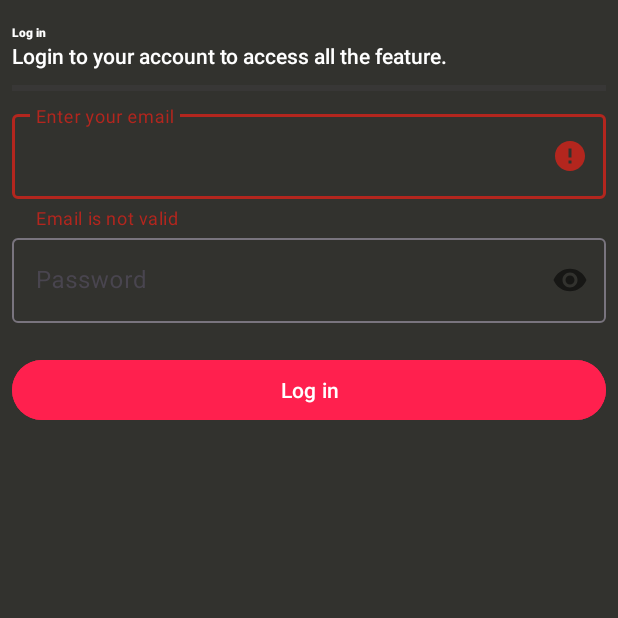
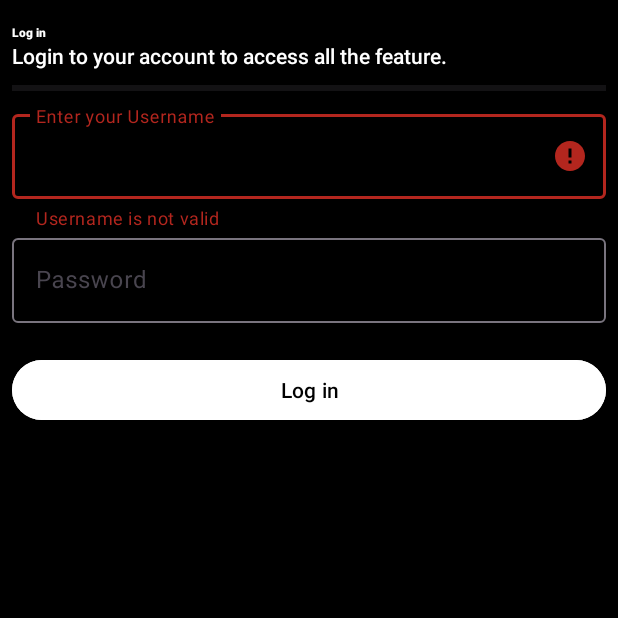
Before and after one commit to Baharudin78/HardwareTracking, an Android app: the screen it shows after launch (LoginActivity), after a tap on "Log in", on a phone screen of 412 x 824 dp, the top half of it. Run offline under Robolectric (Android 15) with nearby library versions, the phone set to English and light mode, and no system bars; our stand-ins replace Dagger/Hilt's generated code; libraries missing offline, so code that uses them is left out: com.chuckerteam.chucker; 1 statement that could not run was skipped.

Commit message:
update bug

```diff
--- a/app/src/main/java/com/tracking/hardwaretracking/feature/login/presentation/LoginActivity.kt
+++ b/app/src/main/java/com/tracking/hardwaretracking/feature/login/presentation/LoginActivity.kt
@@ -21,6 +21,7 @@ import com.tracking.hardwaretracking.util.Constants.HOME_EXTRA
 import com.tracking.hardwaretracking.util.Constants.MIN_PASSWORD_LENGTH
 import com.tracking.hardwaretracking.util.ext.gone
 import com.tracking.hardwaretracking.util.ext.isEmail
+import com.tracking.hardwaretracking.util.ext.setSafeOnClickListener
 import com.tracking.hardwaretracking.util.ext.showGenericAlertDialog
 import com.tracking.hardwaretracking.util.ext.showToast
 import com.tracking.hardwaretracking.util.ext.visible
@@ -49,7 +50,7 @@ class LoginActivity : AppCompatActivity() {
     }
 
     private fun login() {
-        binding.loginButton.setOnClickListener {
+        binding.loginButton.setSafeOnClickListener {
             val username = binding.emailEditText.text.toString().trim()
             val password = binding.passwordEditText.text.toString().trim()
             if (validate(username, password)) {
@@ -60,9 +61,9 @@ class LoginActivity : AppCompatActivity() {
     }
 
 
-    private fun validate(email: String, password: String): Boolean {
+    private fun validate(username: String, password: String): Boolean {
         resetAllInputError()
-        if (!email.isEmail()) {
+        if (!username.isNotEmpty()) {
             setEmailError(getString(R.string.error_email_not_valid))
             return false
         }
@@ -119,6 +120,12 @@ class LoginActivity : AppCompatActivity() {
     }
 
     private suspend fun handleSuccessLogin(loginEntity: LoginDomain) {
+        when (loginEntity.role) {
+            "super admin" -> {
+                showToast("Super admin tidak bisa login")
+            }
+
+            else -> {
                 loginEntity.token.takeIf { it.isNotEmpty() }?.let { token ->
                     coroutineScope {
                         launch {
@@ -143,6 +150,8 @@ class LoginActivity : AppCompatActivity() {
 
                 goToMainActivity()
             }
+        }
+    }
 
 
     private fun goToMainActivity() {
--- /dev/null
+++ b/app/src/main/java/com/tracking/hardwaretracking/util/ext/ButtonExt.kt
@@ -0,0 +1,25 @@
+package com.tracking.hardwaretracking.util.ext
+
+import android.os.SystemClock
+import android.view.View
+
+fun View.setSafeOnClickListener(onSafeClick: (View) -> Unit) {
+    val safeClickListener = SafeClickListener {
+        onSafeClick(it)
+    }
+    setOnClickListener(safeClickListener)
+}
+
+class SafeClickListener(
+    private var defaultInterval: Int = 1000,
+    private val onSafeCLick: (View) -> Unit,
+) : View.OnClickListener {
+    private var lastTimeClicked: Long = 0
+    override fun onClick(v: View) {
+        if (SystemClock.elapsedRealtime() - lastTimeClicked < defaultInterval) {
+            return
+        }
+        lastTimeClicked = SystemClock.elapsedRealtime()
+        onSafeCLick(v)
+    }
+}
--- a/app/src/main/res/layout/activity_custom_splash.xml
+++ b/app/src/main/res/layout/activity_custom_splash.xml
@@ -4,7 +4,7 @@
     xmlns:tools="http://schemas.android.com/tools"
     android:layout_width="match_parent"
     android:layout_height="match_parent"
-    android:background="@color/dark_blue_primary"
+    android:background="@color/black"
     tools:context=".feature.splash.CustomSplashActivity">
 
     <ImageView
--- a/app/src/main/res/layout/activity_hardware.xml
+++ b/app/src/main/res/layout/activity_hardware.xml
@@ -4,7 +4,7 @@
     xmlns:tools="http://schemas.android.com/tools"
     android:layout_width="match_parent"
     android:layout_height="match_parent"
-    android:background="@color/neutral_80"
+    android:background="@color/black"
     tools:context=".feature.hardware.HardwareActivity">
 
     <com.google.android.material.appbar.AppBarLayout
--- a/app/src/main/res/layout/activity_login.xml
+++ b/app/src/main/res/layout/activity_login.xml
@@ -2,7 +2,7 @@
 <RelativeLayout
     xmlns:android="http://schemas.android.com/apk/res/android"
     xmlns:app="http://schemas.android.com/apk/res-auto"
-    android:background="@color/neutral_80"
+    android:background="@color/black"
     android:layout_width="match_parent"
     android:layout_height="match_parent">
 
@@ -69,10 +69,11 @@
                 android:layout_height="wrap_content"/>
         </com.google.android.material.textfield.TextInputLayout>
 
-        <com.google.android.material.button.MaterialButton
+        <Button
             android:layout_width="match_parent"
             android:id="@+id/login_button"
-            android:backgroundTint="@color/red_primary"
+            android:textColor="@color/black"
+            android:backgroundTint="@color/white"
             android:text="@string/button_text_login"
             android:layout_height="wrap_content"/>
 
--- a/app/src/main/res/layout/activity_main.xml
+++ b/app/src/main/res/layout/activity_main.xml
@@ -3,7 +3,7 @@
     xmlns:app="http://schemas.android.com/apk/res-auto"
     android:layout_width="match_parent"
     android:layout_height="match_parent"
-    android:background="@color/neutral_80">
+    android:background="@color/black">
 
     <com.google.android.material.appbar.AppBarLayout
         android:layout_width="match_parent"
--- a/app/src/main/res/layout/activity_scan.xml
+++ b/app/src/main/res/layout/activity_scan.xml
@@ -4,7 +4,7 @@
     xmlns:tools="http://schemas.android.com/tools"
     android:layout_width="match_parent"
     android:layout_height="match_parent"
-    android:background="@color/neutral_80"
+    android:background="@color/black"
     tools:context=".feature.scan.ScanActivity">
 
     <com.google.android.material.button.MaterialButton
--- a/app/src/main/res/values/strings.xml
+++ b/app/src/main/res/values/strings.xml
@@ -11,12 +11,12 @@
     <string name="hello_second_fragment">Hello second fragment. Arg: %1$s</string>
     <string name="header_login">Log in</string>
     <string name="header_desc_login">Login to your account to access all the feature.</string>
-    <string name="hint_login_email_edit_text">Enter your email</string>
+    <string name="hint_login_email_edit_text">Enter your Username</string>
     <string name="hint_login_password_edit_text">Password</string>
     <string name="button_text_login">Log in</string>
     <string name="button_text_dont_have_account">I don\'t have an account</string>
     <string name="button_text_ok">Ok</string>
-    <string name="error_email_not_valid">Email is not valid</string>
+    <string name="error_email_not_valid">Username is not valid</string>
     <string name="error_password_not_valid">Password is not valid</string>
     <string name="header_register">Sign up</string>
     <string name="header_desc_register">Create an account to get access to all the feature</string>
```
Lines whose indentation alone changed are shown as unchanged.
